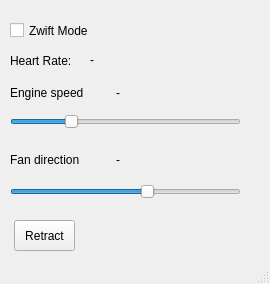
Azamat-Mullagaliev/Wind_Machine_py, file design.ui: the form before one commit.
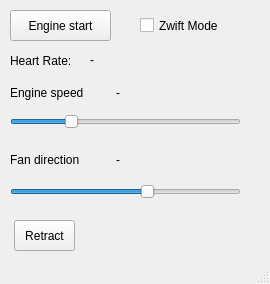
The form after the commit.

Commit message: engine start + arduino

```diff
--- a/design.ui
+++ b/design.ui
@@ -17,10 +17,10 @@
    <widget class="QCheckBox" name="zwiftModeCheckBox">
     <property name="geometry">
      <rect>
-      <x>10</x>
-      <y>20</y>
-      <width>181</width>
-      <height>21</height>
+      <x>140</x>
+      <y>10</y>
+      <width>101</width>
+      <height>31</height>
      </rect>
     </property>
     <property name="text">
@@ -162,6 +162,19 @@
      <string>Retract</string>
     </property>
    </widget>
+   <widget class="QPushButton" name="engineStartButton">
+    <property name="geometry">
+     <rect>
+      <x>10</x>
+      <y>10</y>
+      <width>101</width>
+      <height>31</height>
+     </rect>
+    </property>
+    <property name="text">
+     <string>Engine start</string>
+    </property>
+   </widget>
   </widget>
   <widget class="QStatusBar" name="statusbar"/>
  </widget>
```
The commit also changes 2 other files.
